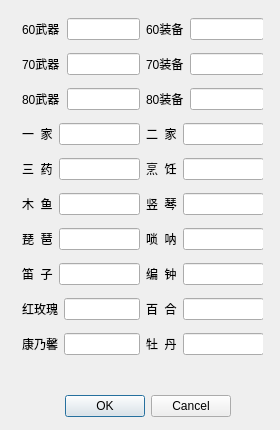
The window that 2. 项目实战/2. 梦幻西游宝宝环成本计算器/MH/MH/settingdialog.ui (GanConglei/PersonalNotes) describes before a commit, drawn with Qt 5.
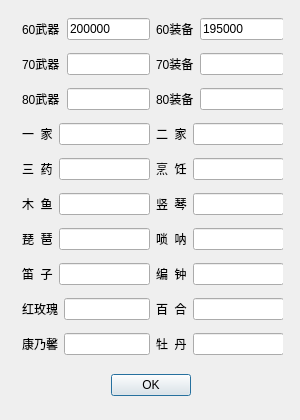
The same window after the commit.

The edit to the form file:
```diff
--- a/2. 项目实战/2. 梦幻西游宝宝环成本计算器/MH/MH/settingdialog.ui
+++ b/2. 项目实战/2. 梦幻西游宝宝环成本计算器/MH/MH/settingdialog.ui
@@ -6,20 +6,20 @@
    <rect>
     <x>0</x>
     <y>0</y>
-    <width>280</width>
-    <height>430</height>
+    <width>300</width>
+    <height>420</height>
    </rect>
   </property>
   <property name="minimumSize">
    <size>
-    <width>280</width>
-    <height>430</height>
+    <width>300</width>
+    <height>420</height>
    </size>
   </property>
   <property name="maximumSize">
    <size>
-    <width>280</width>
-    <height>430</height>
+    <width>300</width>
+    <height>420</height>
    </size>
   </property>
   <property name="windowTitle">
@@ -28,26 +28,26 @@
   <widget class="QDialogButtonBox" name="buttonBox">
    <property name="geometry">
     <rect>
-     <x>30</x>
-     <y>390</y>
-     <width>201</width>
-     <height>32</height>
+     <x>100</x>
+     <y>370</y>
+     <width>91</width>
+     <height>31</height>
     </rect>
    </property>
    <property name="orientation">
     <enum>Qt::Horizontal</enum>
    </property>
    <property name="standardButtons">
-    <set>QDialogButtonBox::Cancel|QDialogButtonBox::Ok</set>
+    <set>QDialogButtonBox::Ok</set>
    </property>
   </widget>
-  <widget class="QWidget" name="">
+  <widget class="QWidget" name="layoutWidget">
    <property name="geometry">
     <rect>
      <x>22</x>
      <y>11</y>
-     <width>241</width>
-     <height>361</height>
+     <width>261</width>
+     <height>351</height>
     </rect>
    </property>
    <layout class="QGridLayout" name="gridLayout">
@@ -68,6 +68,9 @@
           <verstretch>0</verstretch>
          </sizepolicy>
         </property>
+        <property name="text">
+         <string>200000</string>
+        </property>
        </widget>
       </item>
      </layout>
@@ -102,6 +105,9 @@
           <verstretch>0</verstretch>
          </sizepolicy>
         </property>
+        <property name="text">
+         <string>195000</string>
+        </property>
        </widget>
       </item>
      </layout>
```
Left out of the diff: 46 changed lines with no effect on the pictures.
